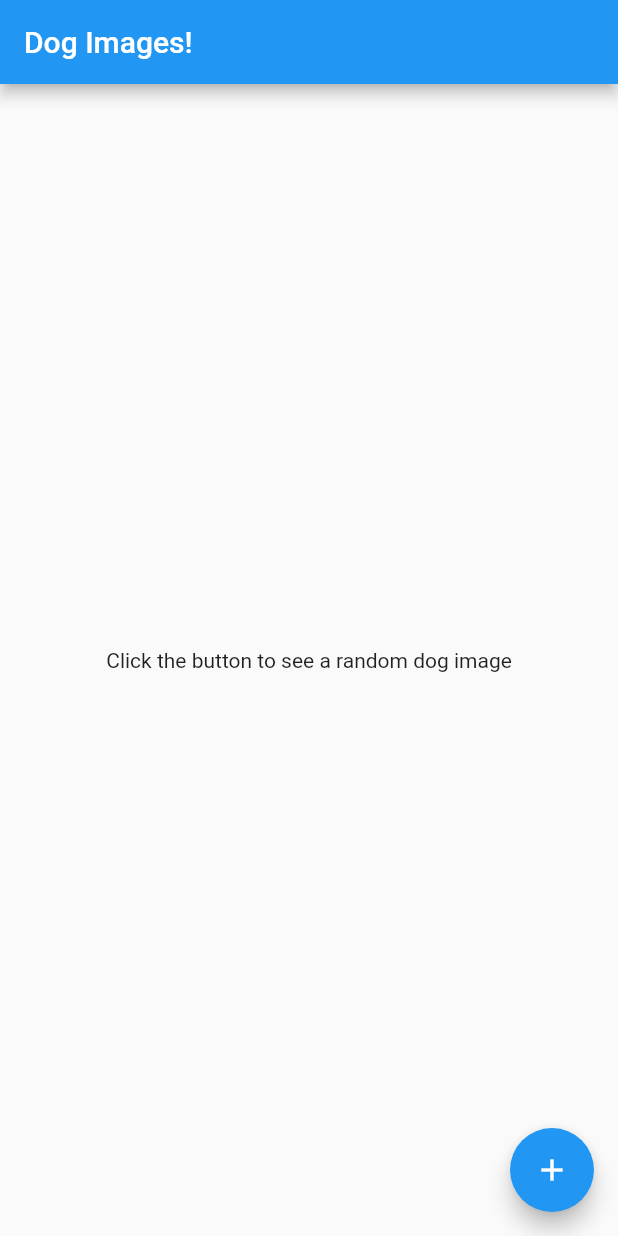
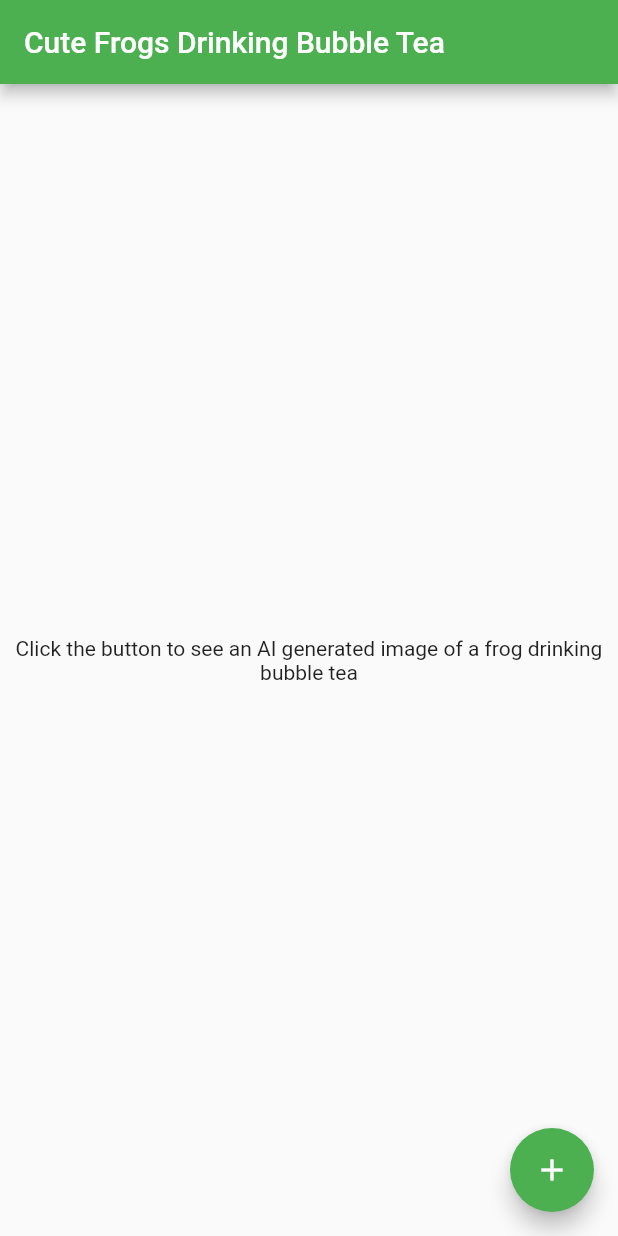
Before and after one commit to brennama/bloc_demo, a Flutter app: the screen it shows after launch, on a phone screen of 412 x 824 dp. Run offline on Flutter 3.47's test engine with Material 2 defaults, Android fonts, the phone set to English and light mode, and no system bars; our stand-ins replace equatable, flutter_bloc.

```diff
--- a/lib/repository/dog_image_service.dart
+++ b/lib/repository/dog_image_service.dart
@@ -1,17 +1,32 @@
 import 'dart:convert';
 
-import 'package:http/http.dart' show Client;
+import 'package:dog_app/api_key.dart';
+import 'package:http/http.dart' as http;
 
 /// Makes actual API call.
 class DogImageService {
-  final _client = Client();
+  final url = Uri.parse('https://api.openai.com/v1/images/generations');
 
-  Future<String> fetchRandomDogImage() async {
-    final response = await _client.get(Uri.parse('https://dog.ceo/api/breeds/image/random'));
-    final json = response.body;
-    final jsonDecoded = jsonDecode(json);
+  final headers = {
+    "Content-Type": "application/json",
+    "Authorization": "Bearer $apiKey"};
 
-    // Returns image url.
-    return jsonDecoded['message'];
+  fetchRandomDogImage() async {
+    var response = await http.post(
+      url,
+      headers: headers,
+      body: jsonEncode({
+        "prompt": "cute frog illustration drinking boba tea in the style of japanese cartoon with a white background",
+        "n": 1,
+        "size": "512x512",
+      },),
+    );
+
+    if (response.statusCode == 200) {
+      var data = jsonDecode(response.body.toString());
+      return data['data'][0]['url'];
+    } else {
+      print("Failed to fetch image");
+    }
   }
 }
--- a/lib/screens/dog_image.dart
+++ b/lib/screens/dog_image.dart
@@ -18,6 +18,7 @@ class DogImageScreen extends StatelessWidget {
           builder: (context, state) {
             return Scaffold(
               floatingActionButton: FloatingActionButton(
+                backgroundColor: Colors.green,
                 onPressed: () {
                   // Looks up the widget tree and finds the bloc (in this case
                   // it's just been provided above with our BlocProvider).
@@ -26,13 +27,15 @@ class DogImageScreen extends StatelessWidget {
                 child: const Icon(Icons.add),
               ),
               appBar: AppBar(
-                title: const Text('Dog Images!'),
+                backgroundColor: Colors.green,
+                title: const Text('Cute Frogs Drinking Bubble Tea'),
               ),
               body: Center(
                 child: Builder(
                   builder: (_) {
                     if (state is DogImageInitialState) {
-                      return const Text('Click the button to see a random dog image');
+                      return const Text('Click the button to see an AI generated image of a frog drinking bubble tea',
+                      textAlign: TextAlign.center,);
                     } else if (state is DogImageLoadingState) {
                       return const CircularProgressIndicator();
                     } else if (state is DogImageLoadedState) {
```
Also changed, not shown: 1 other file.
